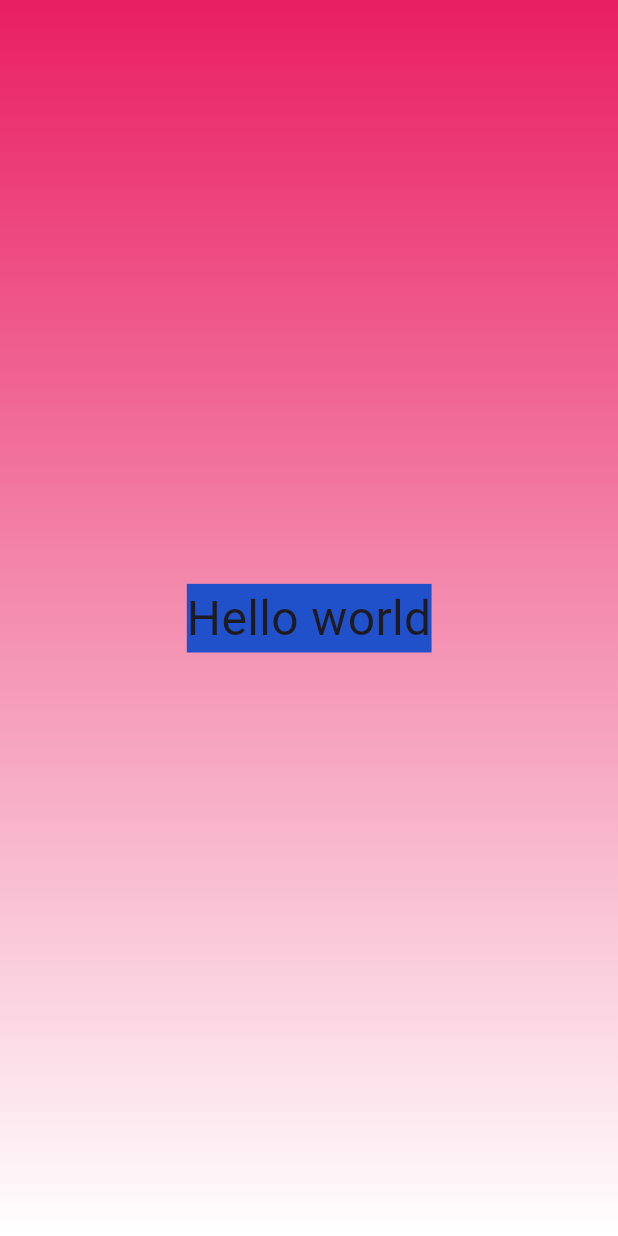
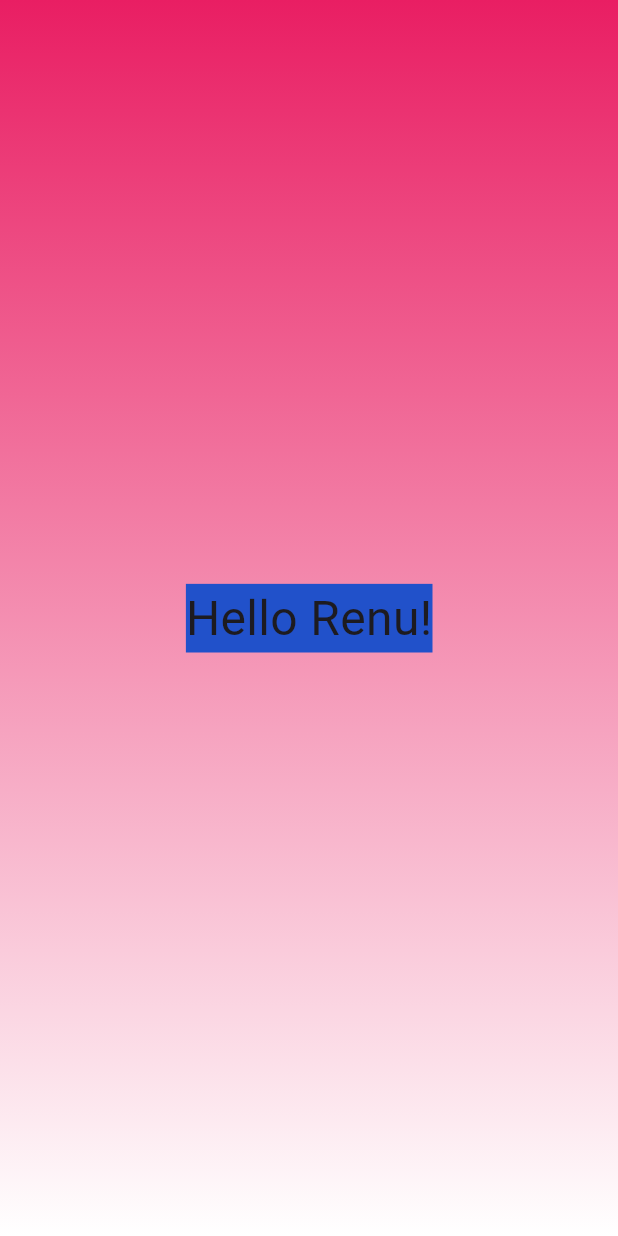
Before and after one commit to renurao1306/flutter-trials, a Flutter app: the screen it shows after launch, on a phone screen of 412 x 824 dp. Run offline on Flutter 3.47's test engine with Material 3 defaults, Android fonts, the phone set to English and light mode, and no system bars.

```diff
--- /dev/null
+++ b/lib/gradient_container.dart
@@ -0,0 +1,26 @@
+import 'package:flutter/material.dart';
+import 'package:first_app/styled_text.dart';
+
+var startAlignment = Alignment.topCenter;
+const endAlignment = Alignment.bottomCenter;
+
+
+class GradientContainer extends StatelessWidget{
+  const GradientContainer({super.key});
+
+  @override
+  Widget build(BuildContext context) {
+    return Container(
+          decoration: BoxDecoration(
+            gradient: LinearGradient(
+              begin: startAlignment,
+              end: endAlignment,
+              colors: const [Colors.pink, Colors.white],
+            ),
+          ),
+          child: const Center(
+            child: StyledText('Hello Renu!'),
+          ),
+        );
+  }
+}
--- /dev/null
+++ b/lib/styled_text.dart
@@ -0,0 +1,18 @@
+import 'package:flutter/material.dart';
+
+class StyledText extends StatelessWidget {
+  const StyledText(this.text, {super.key});
+
+  final String text;
+
+  @override
+  Widget build(BuildContext context) {
+    return Text(
+      text,
+      style: const TextStyle(
+        fontSize: 32.0,
+        backgroundColor: Color.fromARGB(255, 33, 81, 202),
+      ),
+    );
+  }
+}
```
Also changed, not shown: lib/main.dart (+3 -19 lines).
